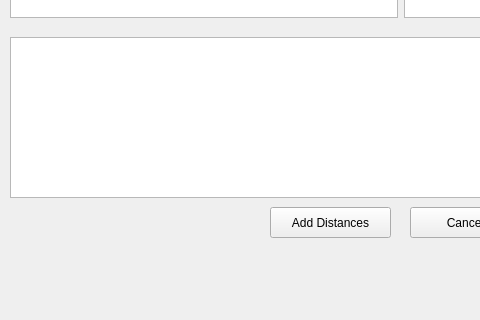
First picture: the form in StadiumTourProject/mainwindow.ui, repository joeyCampbelll/CS1D-Project-2, before the edit; both pictures show x 0 to 480 and y 263 to 583 of the 800 by 583 pixel window.
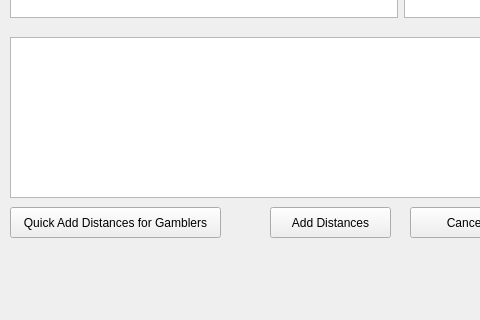
Second picture: the form after the edit. The open tabs and pages were chosen to show the change.

Commit message: Added Quick Add buttons for Las Vegas Gamblers

Patch:
```diff
--- a/StadiumTourProject/mainwindow.ui
+++ b/StadiumTourProject/mainwindow.ui
@@ -679,6 +679,19 @@
        <set>Qt::AlignCenter</set>
       </property>
      </widget>
+     <widget class="QPushButton" name="pushButton_quickAddDistances">
+      <property name="geometry">
+       <rect>
+        <x>10</x>
+        <y>470</y>
+        <width>211</width>
+        <height>31</height>
+       </rect>
+      </property>
+      <property name="text">
+       <string>Quick Add Distances for Gamblers</string>
+      </property>
+     </widget>
     </widget>
     <widget class="QWidget" name="page">
      <widget class="QLabel" name="label_7">
```
Left out of the diff: 15 changed lines with no effect on the pictures. The commit also changes 2 other files.
